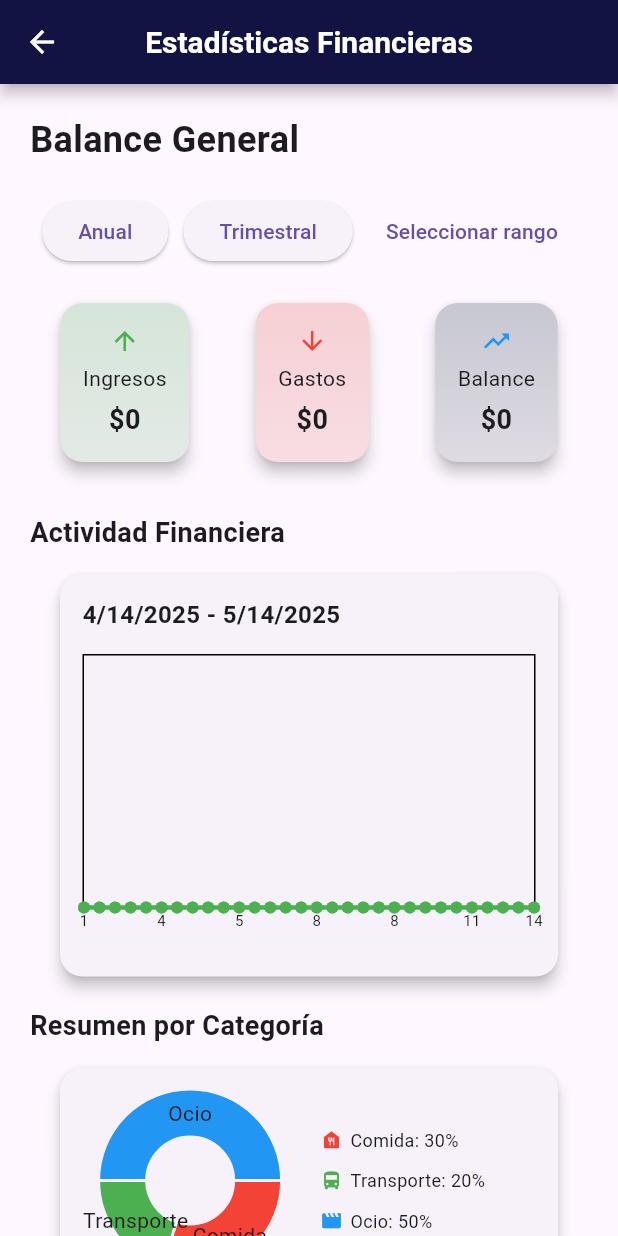
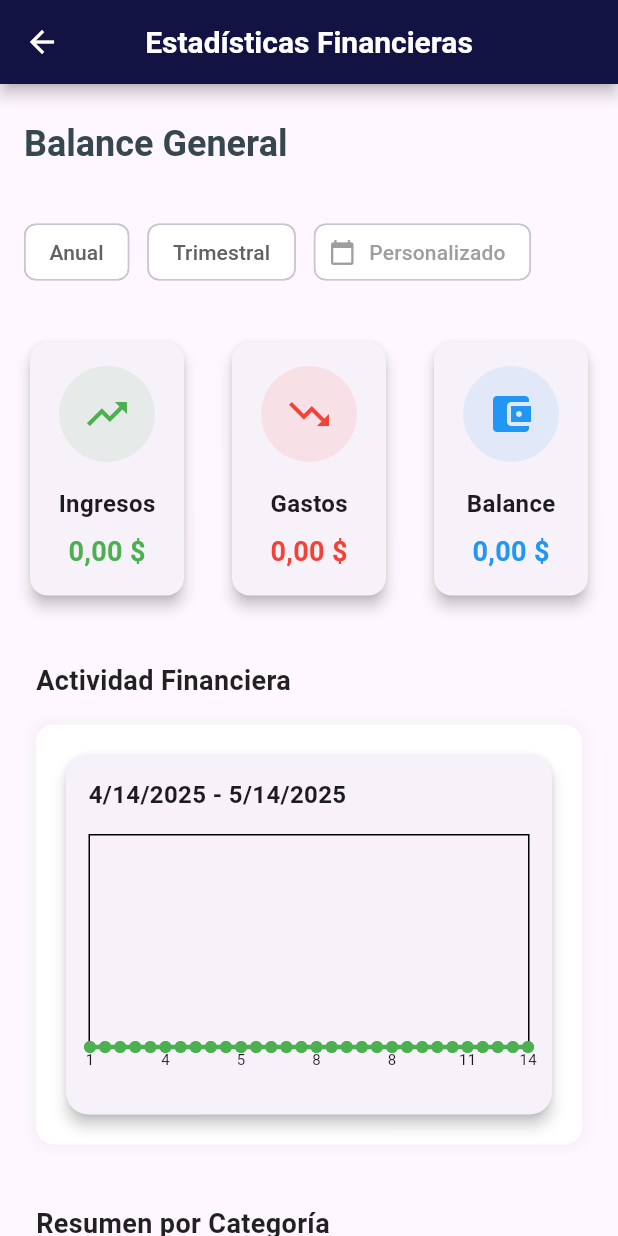
Before and after one commit to Alcander122/finaces, a Flutter app: the StatisticsScreen screen opened by its route, on a phone screen of 412 x 824 dp. Run offline on Flutter 3.47's test engine with Material 3 defaults, Android fonts, the phone set to English and light mode, and no system bars; drawn by our look-alikes of fl_chart; our stand-ins replace cloud_firestore, firebase_auth, firebase_core, flutter_riverpod, google_sign_in, icons_plus and 4 more; accounts and stored records are empty.

Commit message:
Se  acomoda  para que no se desborde

```diff
--- a/lib/presentations/screens/Estadistica/Statistics_Screen.dart
+++ b/lib/presentations/screens/Estadistica/Statistics_Screen.dart
@@ -1,4 +1,3 @@
-// Statistics_Screen.dart
 import 'package:finances/core/data/models/filter.dart';
 import 'package:finances/core/data/providers/Ingreso_provider.dart';
 import 'package:finances/core/data/providers/egreso_provider.dart';
@@ -46,34 +45,25 @@ class StatisticsScreenState extends ConsumerState<StatisticsScreen> {
   }
 
   void _changeFilter(FilterType type) {
-    if (type == FilterType.monthly) {
     ref.read(filterProvider.notifier).update((state) => state.copyWith(
-            type: FilterType.monthly,
-            startDate: null,
-            endDate: null,
-          ));
-    } else if (type == FilterType.quarterly) {
-      ref.read(filterProvider.notifier).update((state) => state.copyWith(
-            type: FilterType.quarterly,
-            startDate: null,
-            endDate: null,
-          ));
-    } else if (type == FilterType.annual) {
-      ref.read(filterProvider.notifier).update((state) => state.copyWith(
-            type: FilterType.annual,
+          type: type,
           startDate: null,
           endDate: null,
         ));
   }
-  }
 
   String formatCurrency(double value) {
-    final formatter = NumberFormat.decimalPattern('es_CO');
-    return '\$${formatter.format(value)}';
+    final formatter = NumberFormat.currency(
+      locale: 'es_CO',
+      symbol: '\$',
+      decimalDigits: 2,
+    );
+    return formatter.format(value);
   }
 
   @override
   Widget build(BuildContext context) {
+    final theme = Theme.of(context);
     final filter = ref.watch(filterProvider);
     final ingresosAsync = ref.watch(filteredIngresosProvider);
     final gastosAsync = ref.watch(filteredEgresosProvider);
@@ -86,93 +76,20 @@ class StatisticsScreenState extends ConsumerState<StatisticsScreen> {
       ),
       body: SafeArea(
         child: SingleChildScrollView(
-          child: ConstrainedBox(
-            constraints: BoxConstraints(
-              maxHeight: MediaQuery.of(context).size.height,
-            ),
+          child: Padding(
+            padding: const EdgeInsets.symmetric(horizontal: 16, vertical: 24),
             child: Column(
               crossAxisAlignment: CrossAxisAlignment.start,
               children: [
-                const SizedBox(height: 20),
-                Padding(
-                  padding: const EdgeInsets.symmetric(horizontal: 20),
-                  child: const Text(
-                    'Balance General',
-                    style: TextStyle(fontSize: 24, fontWeight: FontWeight.bold),
-                  ),
-                ),
-                const SizedBox(height: 20),
-                Padding(
-                  padding: const EdgeInsets.symmetric(horizontal: 20),
-                  child: Row(
-                    mainAxisAlignment: MainAxisAlignment.center,
-                    children: [
-                      ElevatedButton(
-                        onPressed: () => _changeFilter(FilterType.annual),
-                        child: const Text('Anual'),
-                      ),
-                      const SizedBox(width: 10),
-                      ElevatedButton(
-                        onPressed: () => _changeFilter(FilterType.quarterly),
-                        child: const Text('Trimestral'),
-                      ),
-                      const SizedBox(width: 10),
-                      TextButton(
-                        onPressed: selectDateRange,
-                        child: const Text('Seleccionar rango'),
-                      ),
-                    ],
-                  ),
-                ),
-                const SizedBox(height: 20),
-                Row(
-                  mainAxisAlignment: MainAxisAlignment.spaceEvenly,
-                  children: [
-                    _buildSummaryCard(
-                      title: 'Ingresos',
-                      asyncValue: ingresosAsync,
-                      icon: Icons.arrow_upward,
-                      color: Colors.green,
-                    ),
-                    _buildSummaryCard(
-                      title: 'Gastos',
-                      asyncValue: gastosAsync,
-                      icon: Icons.arrow_downward,
-                      color: Colors.red,
-                    ),
-                    _buildBalanceCard(
-                      ingresosAsync: ingresosAsync,
-                      gastosAsync: gastosAsync,
-                    ),
-                  ],
-                ),
-                const SizedBox(height: 30),
-                Padding(
-                  padding: const EdgeInsets.symmetric(horizontal: 20),
-                  child: const Text(
-                    'Actividad Financiera',
-                    style: TextStyle(fontSize: 18, fontWeight: FontWeight.bold),
-                  ),
-                ),
-                const SizedBox(height: 15),
-                const Padding(
-                  padding: EdgeInsets.symmetric(horizontal: 20),
-                  child: ActivityChart(),
-                ),
-                const SizedBox(height: 20),
-                Padding(
-                  padding: const EdgeInsets.symmetric(horizontal: 20),
-                  child: const Text(
-                    'Resumen por Categoría',
-                    style: TextStyle(fontSize: 18, fontWeight: FontWeight.bold),
-                  ),
-                ),
-                const SizedBox(height: 15),
-                const Padding(
-                  padding: EdgeInsets.symmetric(horizontal: 20),
-                  child: CategorySummary(),
-                ),
-                const SizedBox(height: 20),
+                _buildHeaderSection(theme),
+                const SizedBox(height: 32),
+                _buildFilterChips(),
+                const SizedBox(height: 32),
+                _buildFinancialCards(ingresosAsync, gastosAsync),
+                const SizedBox(height: 40),
+                _buildFinancialActivitySection(),
+                const SizedBox(height: 40),
+                _buildCategorySection(theme),
               ],
             ),
           ),
@@ -181,300 +98,270 @@ class StatisticsScreenState extends ConsumerState<StatisticsScreen> {
     );
   }
 
-  Widget _buildSummaryCard({
-    required String title,
-    required AsyncValue<double> asyncValue,
-    required IconData icon,
-    required Color color,
-  }) {
-    return asyncValue.when(
-      data: (data) {
-        return Card(
-          elevation: 4,
-          shape: RoundedRectangleBorder(
-            borderRadius: BorderRadius.circular(15),
+  Widget _buildHeaderSection(ThemeData theme) {
+    return Text(
+      'Balance General',
+      style: theme.textTheme.headlineSmall?.copyWith(
+        fontWeight: FontWeight.w700,
+        color: Colors.blueGrey[800],
       ),
-          child: Container(
-            padding: const EdgeInsets.all(15),
-            decoration: BoxDecoration(
-              borderRadius: BorderRadius.circular(15),
-              gradient: LinearGradient(
-                colors: [
-                  color.withAlpha(50),
-                  color.withAlpha(30),
-                ],
-                begin: Alignment.topCenter,
-                end: Alignment.bottomCenter,
+    );
+  }
+
+  Widget _buildFilterChips() {
+    final currentFilter = ref.watch(filterProvider).type;
+    return Wrap(
+      spacing: 12,
+      runSpacing: 12,
+      children: [
+        InputChip(
+          label: const Text('Anual'),
+          selected: currentFilter == FilterType.annual,
+          onSelected: (_) => _changeFilter(FilterType.annual),
+          backgroundColor: Colors.white,
+          selectedColor: Colors.blue[100],
+          labelStyle: TextStyle(
+            color: currentFilter == FilterType.annual
+                ? Colors.blue[800]
+                : Colors.grey[700],
           ),
         ),
-            child: Column(
-              children: [
-                Icon(icon, color: color, size: 20),
-                const SizedBox(height: 5),
-                Text(title, style: const TextStyle(fontSize: 14)),
-                const SizedBox(height: 5),
-                Text(
-                  formatCurrency(data),
-                  style: const TextStyle(fontSize: 18, fontWeight: FontWeight.bold),
+        InputChip(
+          label: const Text('Trimestral'),
+          selected: currentFilter == FilterType.quarterly,
+          onSelected: (_) => _changeFilter(FilterType.quarterly),
+          backgroundColor: Colors.white,
+          selectedColor: Colors.green[100],
+          labelStyle: TextStyle(
+            color: currentFilter == FilterType.quarterly
+                ? Colors.green[800]
+                : Colors.grey[700],
+          ),
+        ),
+        ActionChip(
+          label: const Text('Personalizado'),
+          onPressed: selectDateRange,
+          avatar: const Icon(Icons.calendar_today, size: 18, color: Colors.grey),
+          backgroundColor: Colors.white,
+          labelStyle: const TextStyle(color: Colors.grey),
         ),
       ],
+    );
+  }
+
+  Widget _buildFinancialCards(AsyncValue<double> ingresos, AsyncValue<double> gastos) {
+    return LayoutBuilder(
+      builder: (context, constraints) {
+        double cardWidth = (constraints.maxWidth - 48) / 3;  // Ajustamos el espacio para 3 cards
+        return Row(  // Usamos Row para alinear los cards en una línea
+          mainAxisAlignment: MainAxisAlignment.spaceBetween,
+          children: [
+            _buildFinanceCard(
+              title: 'Ingresos',
+              value: ingresos,
+              color: Colors.green,
+              icon: Icons.trending_up,
+              width: cardWidth,
             ),
+            SizedBox(width: 16),  // Espacio entre cards
+            _buildFinanceCard(
+              title: 'Gastos',
+              value: gastos,
+              color: Colors.red,
+              icon: Icons.trending_down,
+              width: cardWidth,
             ),
-        );
-      },
-      loading: () {
-        return Card(
-          elevation: 4,
-          shape: RoundedRectangleBorder(
-            borderRadius: BorderRadius.circular(15),
-          ),
-          child: Container(
-            padding: const EdgeInsets.all(15),
-            decoration: BoxDecoration(
-              borderRadius: BorderRadius.circular(15),
-              gradient: LinearGradient(
-                colors: [
-                  color.withAlpha(50),
-                  color.withAlpha(30),
+            SizedBox(width: 16),
+            _buildBalanceCard(width: cardWidth),
           ],
-                begin: Alignment.topCenter,
-                end: Alignment.bottomCenter,
-              ),
-            ),
-            child: Column(
-              children: [
-                Icon(icon, color: color, size: 20),
-                const SizedBox(height: 5),
-                Text(title, style: const TextStyle(fontSize: 14)),
-                const SizedBox(height: 5),
-                const Text(
-                  '\$0.00',
-                  style: TextStyle(fontSize: 18, fontWeight: FontWeight.bold),
-                ),
-              ],
-            ),
-          ),
-        );
-      },
-      error: (error, stackTrace) {
-        return Card(
-          elevation: 4,
-          shape: RoundedRectangleBorder(
-            borderRadius: BorderRadius.circular(15),
-          ),
-          child: Container(
-            padding: const EdgeInsets.all(15),
-            decoration: BoxDecoration(
-              borderRadius: BorderRadius.circular(15),
-              gradient: LinearGradient(
-                colors: [
-                  color.withAlpha(50),
-                  color.withAlpha(30),
-                ],
-                begin: Alignment.topCenter,
-                end: Alignment.bottomCenter,
-              ),
-            ),
-            child: Column(
-              children: [
-                Icon(icon, color: color, size: 20),
-                const SizedBox(height: 5),
-                Text(title, style: const TextStyle(fontSize: 14)),
-                const SizedBox(height: 5),
-                const Text(
-                  '\$0.00',
-                  style: TextStyle(fontSize: 18, fontWeight: FontWeight.bold),
-                ),
-              ],
-            ),
-          ),
         );
       },
     );
   }
 
-  Widget _buildBalanceCard({
-    required AsyncValue<double> ingresosAsync,
-    required AsyncValue<double> gastosAsync,
+  Widget _buildFinanceCard({
+    required String title,
+    required AsyncValue<double> value,
+    required Color color,
+    required IconData icon,
+    required double width,
   }) {
-    return ingresosAsync.when(
-      data: (ingresosData) {
-        return gastosAsync.when(
-          data: (gastosData) {
-            double balance = ingresosData - gastosData;
-            Color balanceColor = balance >= 0 ? Colors.blue : Colors.red;
-
-            return Card(
+    return SizedBox(
+      width: width,
+      child: Card(
         elevation: 4,
         shape: RoundedRectangleBorder(
-                borderRadius: BorderRadius.circular(15),
+          borderRadius: BorderRadius.circular(12),
         ),
-              child: Container(
-                padding: const EdgeInsets.all(15),
-                decoration: BoxDecoration(
-                  borderRadius: BorderRadius.circular(15),
-                  gradient: LinearGradient(
-                    colors: [
-                      Color.lerp(Colors.transparent, balanceColor, 0.2)!,
-                      Color.lerp(Colors.transparent, balanceColor, 0.1)!,
-                    ],
-                    begin: Alignment.topCenter,
-                    end: Alignment.bottomCenter,
+        child: Padding(
+          padding: const EdgeInsets.all(16),
+          child: value.when(
+            data: (data) => _buildCardContent(title, icon, color, data),
+            loading: () => const Center(child: CircularProgressIndicator()),
+            error: (_, __) => const Text("Error loading data"),
           ),
         ),
-                child: Column(
+      ),
+    );
+  }
+
+  Widget _buildCardContent(String title, IconData icon, Color color, double value) {
+    return Column(
+      mainAxisSize: MainAxisSize.min,
       children: [
-                    Icon(Icons.trending_up, color: balanceColor, size: 20),
-                    const SizedBox(height: 5),
-                    const Text('Balance', style: TextStyle(fontSize: 14)),
-                    const SizedBox(height: 5),
+        Container(
+          padding: const EdgeInsets.all(16),
+          decoration: BoxDecoration(
+            color: color.withOpacity(0.1),
+            shape: BoxShape.circle,
+          ),
+          child: Icon(icon, color: color, size: 32),
+        ),
+        const SizedBox(height: 16),
+        Text(
+          title,
+          style: const TextStyle(
+            fontSize: 16,
+            fontWeight: FontWeight.bold,
+          ),
+        ),
+        const SizedBox(height: 8),
+        Text(
+          formatCurrency(value),
+          style: TextStyle(
+            fontSize: 18,
+            fontWeight: FontWeight.bold,
+            color: color,
+          ),
+          maxLines: 1,
+          overflow: TextOverflow.fade,
+        ),
+      ],
+    );
+  }
+
+  Widget _buildBalanceCard({required double width}) {
+    return SizedBox(
+      width: width,
+      child: Card(
+        elevation: 4,
+        shape: RoundedRectangleBorder(
+          borderRadius: BorderRadius.circular(12),
+        ),
+        child: Padding(
+          padding: const EdgeInsets.all(16),
+          child: ref.watch(filteredIngresosProvider).when(
+            data: (ing) => ref.watch(filteredEgresosProvider).when(
+              data: (gas) => _buildBalanceContent(ing - gas),
+              loading: () => const Center(child: CircularProgressIndicator()),
+              error: (_, __) => const Text("Error loading expenses"),
+            ),
+            loading: () => const Center(child: CircularProgressIndicator()),
+            error: (_, __) => const Text("Error loading income"),
+          ),
+        ),
+      ),
+    );
+  }
+
+  Widget _buildBalanceContent(double balance) {
+    final color = balance >= 0 ? Colors.blue : Colors.red;
+    return Column(
+      mainAxisSize: MainAxisSize.min,
+      children: [
+        Container(
+          padding: const EdgeInsets.all(16),
+          decoration: BoxDecoration(
+            color: color.withOpacity(0.1),
+            shape: BoxShape.circle,
+          ),
+          child: Icon(
+            balance >= 0 ? Icons.account_balance_wallet : Icons.warning,
+            color: color,
+            size: 32,
+          ),
+        ),
+        const SizedBox(height: 16),
+        const Text(
+          'Balance',
+          style: TextStyle(
+            fontSize: 16,
+            fontWeight: FontWeight.bold,
+          ),
+        ),
+        const SizedBox(height: 8),
         Text(
           formatCurrency(balance),
-                      style: const TextStyle(fontSize: 18, fontWeight: FontWeight.bold),
+          style: TextStyle(
+            fontSize: 18,
+            fontWeight: FontWeight.bold,
+            color: color,
+          ),
+        ),
+      ],
+    );
+  }
+
+  Widget _buildFinancialActivitySection() {
+    return Column(
+      crossAxisAlignment: CrossAxisAlignment.start,
+      children: [
+        const Padding(
+          padding: EdgeInsets.only(left: 8.0),
+          child: Text(
+            'Actividad Financiera',
+            style: TextStyle(
+              fontSize: 18,
+              fontWeight: FontWeight.w700,
+              color: Colors.black87,
+            ),
+          ),
+        ),
+        const SizedBox(height: 16),
+        Container(
+          height: 280,
+          margin: const EdgeInsets.symmetric(horizontal: 8),
+          decoration: BoxDecoration(
+            color: Colors.white,
+            borderRadius: BorderRadius.circular(12),
+            boxShadow: [
+              BoxShadow(
+                color: Colors.grey.withOpacity(0.1),
+                spreadRadius: 2,
+                blurRadius: 8,
               ),
             ],
           ),
-              ),
-            );
-          },
-          loading: () {
-            return Card(
-              elevation: 4,
-              shape: RoundedRectangleBorder(
-                borderRadius: BorderRadius.circular(15),
-              ),
-              child: Container(
-                padding: const EdgeInsets.all(15),
-                decoration: BoxDecoration(
-                  borderRadius: BorderRadius.circular(15),
-                  gradient: LinearGradient(
-                    colors: [
-                      Color.lerp(Colors.transparent, Colors.blue, 0.2)!,
-                      Color.lerp(Colors.transparent, Colors.blue, 0.1)!,
-                    ],
-                    begin: Alignment.topCenter,
-                    end: Alignment.bottomCenter,
+          child: const Padding(
+            padding: EdgeInsets.all(16.0),
+            child: ActivityChart(),
           ),
         ),
-                child: Column(
+      ],
+    );
+  }
+
+  Widget _buildCategorySection(ThemeData theme) {
+    return Column(
+      crossAxisAlignment: CrossAxisAlignment.start,
       children: [
-                    Icon(Icons.trending_up, color: Colors.blue, size: 20),
-                    const SizedBox(height: 5),
-                    const Text('Balance', style: TextStyle(fontSize: 14)),
-                    const SizedBox(height: 5),
-                    const Text(
-                      '\$0.00',
-                      style: TextStyle(fontSize: 18, fontWeight: FontWeight.bold),
+        const Padding(
+          padding: EdgeInsets.only(left: 8.0),
+          child: Text(
+            'Resumen por Categoría',
+            style: TextStyle(
+              fontSize: 18,
+              fontWeight: FontWeight.w700,
+              color: Colors.black87,
+            ),
+          ),
+        ),
+        const SizedBox(height: 16),
+        const Padding(
+          padding: EdgeInsets.symmetric(horizontal: 8.0),
+          child: CategorySummary(),
         ),
       ],
-                ),
-              ),
-            );
-          },
-          error: (error, stackTrace) {
-            return Card(
-              elevation: 4,
-              shape: RoundedRectangleBorder(
-                borderRadius: BorderRadius.circular(15),
-              ),
-              child: Container(
-                padding: const EdgeInsets.all(15),
-                decoration: BoxDecoration(
-                  borderRadius: BorderRadius.circular(15),
-                  gradient: LinearGradient(
-                    colors: [
-                      Color.lerp(Colors.transparent, Colors.blue, 0.2)!,
-                      Color.lerp(Colors.transparent, Colors.blue, 0.1)!,
-                    ],
-                    begin: Alignment.topCenter,
-                    end: Alignment.bottomCenter,
-                  ),
-                ),
-                child: Column(
-                  children: [
-                    Icon(Icons.trending_up, color: Colors.blue, size: 20),
-                    const SizedBox(height: 5),
-                    const Text('Balance', style: TextStyle(fontSize: 14)),
-                    const SizedBox(height: 5),
-                    const Text(
-                      '\$0.00',
-                      style: TextStyle(fontSize: 18, fontWeight: FontWeight.bold),
-                    ),
-                  ],
-                ),
-              ),
-            );
-          },
-        );
-      },
-      loading: () {
-        return Card(
-          elevation: 4,
-          shape: RoundedRectangleBorder(
-            borderRadius: BorderRadius.circular(15),
-          ),
-          child: Container(
-            padding: const EdgeInsets.all(15),
-            decoration: BoxDecoration(
-              borderRadius: BorderRadius.circular(15),
-              gradient: LinearGradient(
-                colors: [
-                  Color.lerp(Colors.transparent, Colors.blue, 0.2)!,
-                  Color.lerp(Colors.transparent, Colors.blue, 0.1)!,
-                ],
-                begin: Alignment.topCenter,
-                end: Alignment.bottomCenter,
-              ),
-            ),
-            child: Column(
-              children: [
-                Icon(Icons.trending_up, color: Colors.blue, size: 20),
-                const SizedBox(height: 5),
-                const Text('Balance', style: TextStyle(fontSize: 14)),
-                const SizedBox(height: 5),
-                const Text(
-                  '\$0.00',
-                  style: TextStyle(fontSize: 18, fontWeight: FontWeight.bold),
-                ),
-              ],
-            ),
-          ),
-        );
-      },
-      error: (error, stackTrace) {
-        return Card(
-          elevation: 4,
-          shape: RoundedRectangleBorder(
-            borderRadius: BorderRadius.circular(15),
-          ),
-          child: Container(
-            padding: const EdgeInsets.all(15),
-            decoration: BoxDecoration(
-              borderRadius: BorderRadius.circular(15),
-              gradient: LinearGradient(
-                colors: [
-                  Color.lerp(Colors.transparent, Colors.blue, 0.2)!,
-                  Color.lerp(Colors.transparent, Colors.blue, 0.1)!,
-                ],
-                begin: Alignment.topCenter,
-                end: Alignment.bottomCenter,
-              ),
-            ),
-            child: Column(
-              children: [
-                Icon(Icons.trending_up, color: Colors.blue, size: 20),
-                const SizedBox(height: 5),
-                const Text('Balance', style: TextStyle(fontSize: 14)),
-                const SizedBox(height: 5),
-                const Text(
-                  '\$0.00',
-                  style: TextStyle(fontSize: 18, fontWeight: FontWeight.bold),
-                ),
-              ],
-            ),
-          ),
-        );
-      },
     );
   }
 }
--- a/lib/presentations/screens/Estadistica/widgets/activity_chart.dart
+++ b/lib/presentations/screens/Estadistica/widgets/activity_chart.dart
@@ -35,7 +35,6 @@ class ActivityChart extends ConsumerWidget {
             );
 
             return Card(
-              margin: const EdgeInsets.symmetric(horizontal: 20),
               elevation: 4,
               shape: RoundedRectangleBorder(
                 borderRadius: BorderRadius.circular(15),
@@ -47,8 +46,8 @@ class ActivityChart extends ConsumerWidget {
                   children: [
                     _construirTituloGrafico(filtro: filtro),
                     const SizedBox(height: 15),
-                    SizedBox(
-                      height: 200,
+                    AspectRatio(
+                      aspectRatio: 1.7,
                       child: LineChart(
                         _crearDatosLineChart(
                           transacciones: transacciones,
```
Lines whose indentation alone changed are shown as unchanged.
